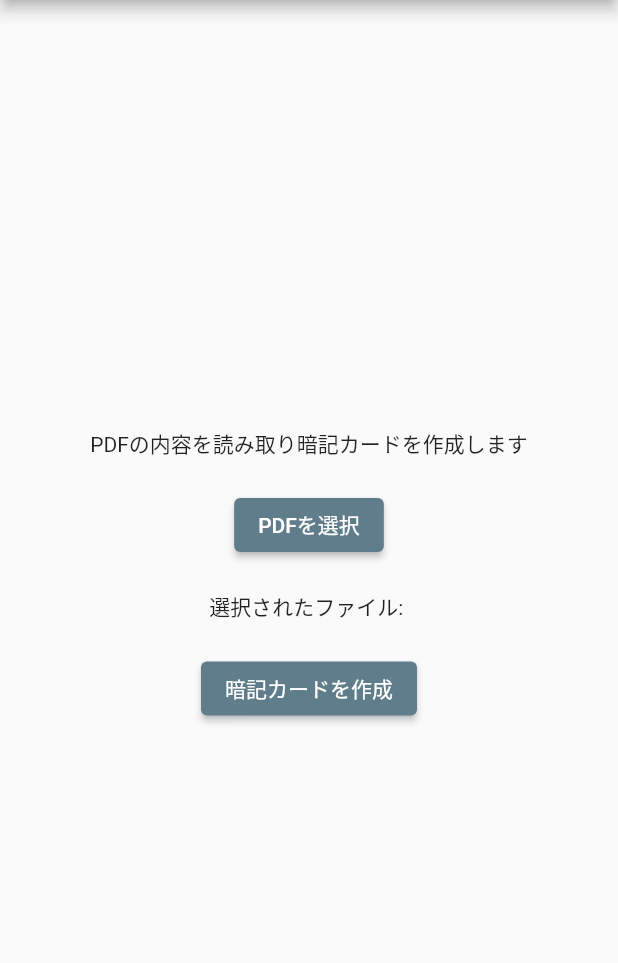
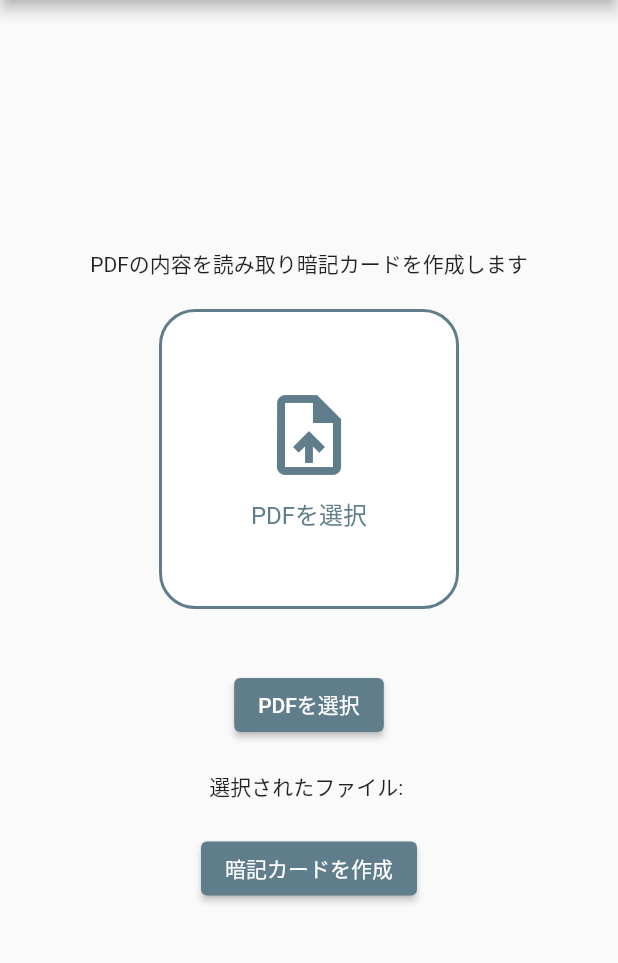
Before and after one commit to kou72/ai_flash_card, a Flutter app: the screen it shows after launch, on a phone screen of 412 x 824 dp, the part 84-1047 px from its top. Run offline on Flutter 3.47's test engine with Material 2 defaults, Android fonts, the phone set to English and light mode, and no system bars; our stand-ins replace file_picker.

Commit message:
startscreen.dartファイルの修正内容を解析すると以下のようになります。
startscreen.dart
- `_pickedFileName`変数の型を`String?`から`String`に変更
- `_pdfUploadContainer`メソッドを追加し、PDFのアップロードコンテナを作成
- `_pdfIconSwitcher`メソッドを追加し、選択されたPDFの有無に応じてアイコンを切り替える
- `_pdfPickerIcon`メソッドを追加し、PDFを選択するためのアイコンを表示
- `_pdfPickedIcon`メソッドを追加し、選択されたPDFのファイル名を表示するアイコンを表示

```diff
--- a/lib/startscreen.dart
+++ b/lib/startscreen.dart
@@ -11,7 +11,7 @@ class StartScreen extends StatefulWidget {
 }
 
 class StartScreenState extends State<StartScreen> {
-  String? _pickedFileName = '';
+  String _pickedFileName = '';
   // int? _pickedFileSize;
   Uint8List? _pickedFileBytes;
   bool _isLoading = false;
@@ -91,6 +91,7 @@ class StartScreenState extends State<StartScreen> {
         const Text(
           'PDFの内容を読み取り暗記カードを作成します',
         ),
+        _pdfUploadContainer(),
         const SizedBox(height: 20.0),
         ElevatedButton(
           onPressed: _pickPDF,
@@ -114,6 +115,76 @@ class StartScreenState extends State<StartScreen> {
         child: const Text('暗記カードを作成'),
       );
     }
+  }
+
+  Widget _pdfUploadContainer() {
+    return GestureDetector(
+      onTap: _pickPDF,
+      child: Container(
+        margin: const EdgeInsets.all(20.0),
+        decoration: BoxDecoration(
+          color: Colors.white,
+          border: Border.all(
+            color: Colors.blueGrey,
+            width: 2.0,
+          ),
+          borderRadius: BorderRadius.circular(24.0),
+        ),
+        width: 200,
+        height: 200,
+        child: _pdfIconSwitcher(),
+      ),
+    );
+  }
+
+  Widget _pdfIconSwitcher() {
+    if (_pickedFileName == '') {
+      return Center(child: _pdfPickerIcon());
+    } else {
+      return Center(child: _pdfPickedIcon());
+    }
+  }
+
+  Widget _pdfPickerIcon() {
+    return const Column(
+      mainAxisAlignment: MainAxisAlignment.center,
+      children: <Widget>[
+        Icon(
+          Icons.upload_file,
+          color: Colors.blueGrey,
+          size: 64.0,
+        ),
+        SizedBox(height: 8.0),
+        Text(
+          'PDFを選択',
+          style: TextStyle(
+            color: Colors.blueGrey,
+            fontSize: 16.0,
+          ),
+        ),
+      ],
+    );
+  }
+
+  Widget _pdfPickedIcon() {
+    return Column(
+      mainAxisAlignment: MainAxisAlignment.center,
+      children: <Widget>[
+        const Icon(
+          Icons.check_circle,
+          color: Colors.blueGrey,
+          size: 64.0,
+        ),
+        const SizedBox(height: 8.0),
+        Text(
+          _pickedFileName,
+          style: const TextStyle(
+            color: Colors.blueGrey,
+            fontSize: 16.0,
+          ),
+        ),
+      ],
+    );
   }
 }
 
```
